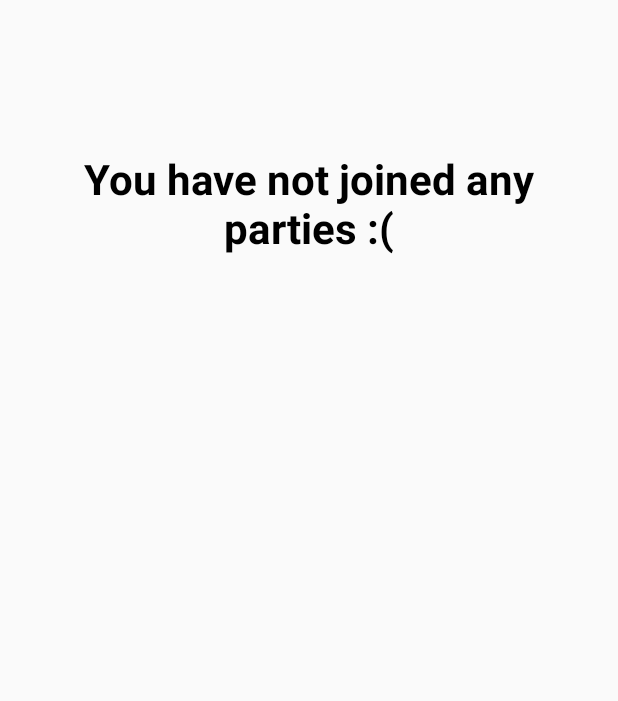
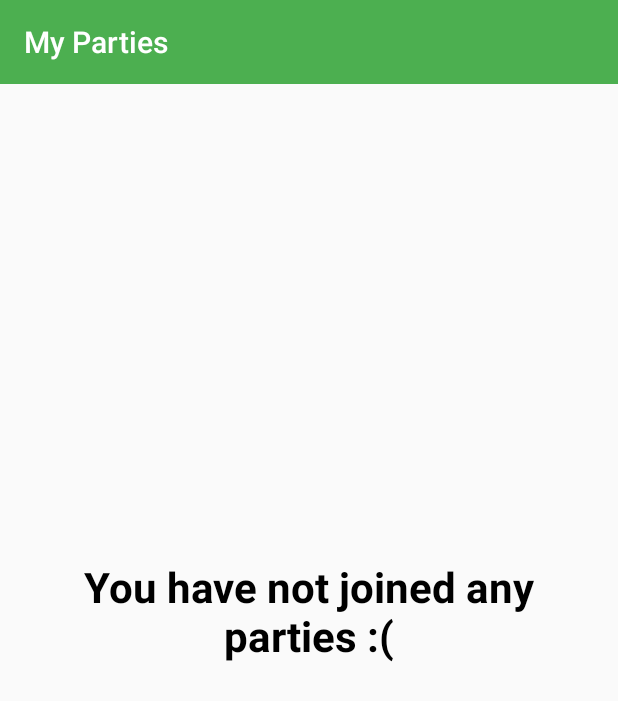
Before and after one commit to alopez96/fete, an Android app: the MyPartiesActivity screen opened directly, with no data from a screen before it, on a phone screen of 412 x 824 dp. Shown: the top 701 px of the screen. Run offline under Robolectric (Android 15) with nearby library versions, the phone set to English and light mode, and no system bars; our stand-ins replace Firebase (no records; nobody signed in at launch, a user with empty details on screens opened directly), Picasso; pictures from the network do not load.

Commit message:
Main Page UI, My Parties UI

```diff
--- a/app/build.gradle
+++ b/app/build.gradle
@@ -55,6 +55,8 @@ dependencies {
     implementation 'com.google.android.gms:play-services-wallet:16.0.0'
     implementation 'com.anjlab.android.iab.v3:library:1.0.44'
 
+    implementation 'com.shobhitpuri.custombuttons:google-signin:1.0.0'
+
 }
 
 apply plugin: 'com.google.gms.google-services'
--- a/app/src/main/java/com/example/arturolopez/fete/MyPartiesActivity.java
+++ b/app/src/main/java/com/example/arturolopez/fete/MyPartiesActivity.java
@@ -4,9 +4,11 @@ import android.support.v7.app.AppCompatActivity;
 import android.os.Bundle;
 import android.support.v7.widget.LinearLayoutManager;
 import android.support.v7.widget.RecyclerView;
+import android.support.v7.widget.Toolbar;
 import android.util.Log;
 import android.view.View;
 import android.widget.TextView;
+
 
 import com.bumptech.glide.util.LogTime;
 import com.google.firebase.auth.FirebaseAuth;
@@ -17,6 +19,9 @@ import com.google.firebase.database.DatabaseReference;
 import com.google.firebase.database.FirebaseDatabase;
 import com.google.firebase.database.ValueEventListener;
 import com.squareup.picasso.Picasso;
+
+
+
 
 import java.util.ArrayList;
 
@@ -36,14 +41,25 @@ public class MyPartiesActivity extends AppCompatActivity {
 
     private TextView noPartiesTV;
 
+
+
+
+
     @Override
     protected void onCreate(Bundle savedInstanceState) {
         super.onCreate(savedInstanceState);
         setContentView(R.layout.activity_my_parties);
 
+        TextView toolbarText = findViewById(R.id.toolbar_text);
+        Toolbar toolbar = findViewById(R.id.toolbar);
+        if(toolbarText!=null && toolbar!=null) {
+            toolbarText.setText(R.string.my_parties);
+            setSupportActionBar(toolbar);
+        }
+
         noPartiesTV = findViewById(R.id.no_parties_tv);
+        noPartiesTV.setVisibility(View.GONE);
 
-        noPartiesTV.setVisibility(View.GONE);
 
         getMyParties();
     }
--- a/app/src/main/res/layout/activity_my_parties.xml
+++ b/app/src/main/res/layout/activity_my_parties.xml
@@ -6,31 +6,50 @@
     android:layout_height="match_parent"
     tools:context=".MyPartiesActivity">
 
+    <android.support.v7.widget.Toolbar
+        android:id="@+id/toolbar"
+        android:layout_width="match_parent"
+        android:layout_height="?attr/actionBarSize"
+        android:background="?attr/colorPrimary"
+        app:popupTheme="@style/AppTheme.PopupOverlay">
+
+        <TextView
+            android:id="@+id/toolbar_text"
+            android:layout_width="match_parent"
+            android:layout_height="wrap_content"
+            android:textColor="@color/white"
+            tools:text="My parties"
+            style="@style/TextAppearance.AppCompat.Widget.ActionBar.Title"/>
+
+    </android.support.v7.widget.Toolbar>
+
+
+
     <TextView
         android:id="@+id/no_parties_tv"
         android:layout_width="match_parent"
         android:layout_height="wrap_content"
-        android:text="You have not joined any parties :("
+        android:layout_alignTop="@+id/toolbar"
+        android:layout_alignBottom="@+id/recyclerv_view"
+        android:layout_marginTop="1dp"
+        android:gravity="center"
+        android:paddingLeft="20dp"
+        android:paddingRight="20dp"
+        android:text="@string/no_paries_yet"
         android:textColor="#000"
-        android:textSize="28dp"
-        android:textStyle="bold"
-        android:paddingTop="100dp"
-        android:paddingRight="20dp"
-        android:paddingLeft="20dp"
-        android:gravity="center"/>
+        android:textSize="28sp"
+        android:textStyle="bold" />
 
     <android.support.v7.widget.RecyclerView
         android:id="@+id/recyclerv_view"
         android:layout_width="match_parent"
         android:layout_height="wrap_content"
+        android:layout_below="@+id/toolbar"
         android:layout_alignParentStart="true"
-        android:layout_alignParentLeft="true"
-        android:layout_alignParentTop="true"
         android:layout_alignParentEnd="true"
-        android:layout_alignParentRight="true"
         android:layout_alignParentBottom="true"
-        android:layout_marginTop="20dp"
         android:layout_marginStart="10dp"
+        android:layout_marginTop="10dp"
         android:layout_marginEnd="10dp"
         android:layout_marginBottom="10dp">
 
--- a/app/src/main/res/layout/activity_specific_event.xml
+++ b/app/src/main/res/layout/activity_specific_event.xml
@@ -20,7 +20,6 @@
             android:layout_gravity="center_horizontal"
             android:text="name"
             android:id="@+id/name_tv"
-            android:layout_marginTop="25dp"
             android:textStyle="bold"
             android:textColor="@color/black"
             android:textSize="20dp"/>
--- a/app/src/main/res/values/strings.xml
+++ b/app/src/main/res/values/strings.xml
@@ -1,5 +1,5 @@
 <resources>
-    <string name="app_name">fete</string>
+    <string name="app_name">Fete</string>
     <string name="title_activity_main2">Fete</string>
     <string name="navigation_drawer_open">Open navigation drawer</string>
     <string name="navigation_drawer_close">Close navigation drawer</string>
@@ -40,4 +40,15 @@
     <string name="action_register">Register</string>
     <string name="forgot_password">Forgot Password</string>
 
+    <!-- Parties -->
+    <string name="my_parties">My Parties</string>
+    <string name="string_for_name">Name</string>
+    <string name="string_for_date">Date</string>
+    <string name="no_paries_yet">You have not joined any parties :(</string>
+    <string name="party_image">Party Image(</string>
+
+
+
+
+
 </resources>
```
Also changed, not shown: app/src/main/java/com/example/arturolopez/fete/CreateEventActivity.java (+8 -8 lines), app/src/main/res/layout/activity_login.xml (+9 -15 lines), app/src/main/res/layout/content_create_event.xml (+40 -35 lines), app/src/main/res/layout/content_main.xml (+2 -8 lines), app/src/main/res/layout/layout_event_recycler.xml (+56 -4 lines), app/src/main/res/layout/layout_my_parties.xml (+22 -35 lines).
